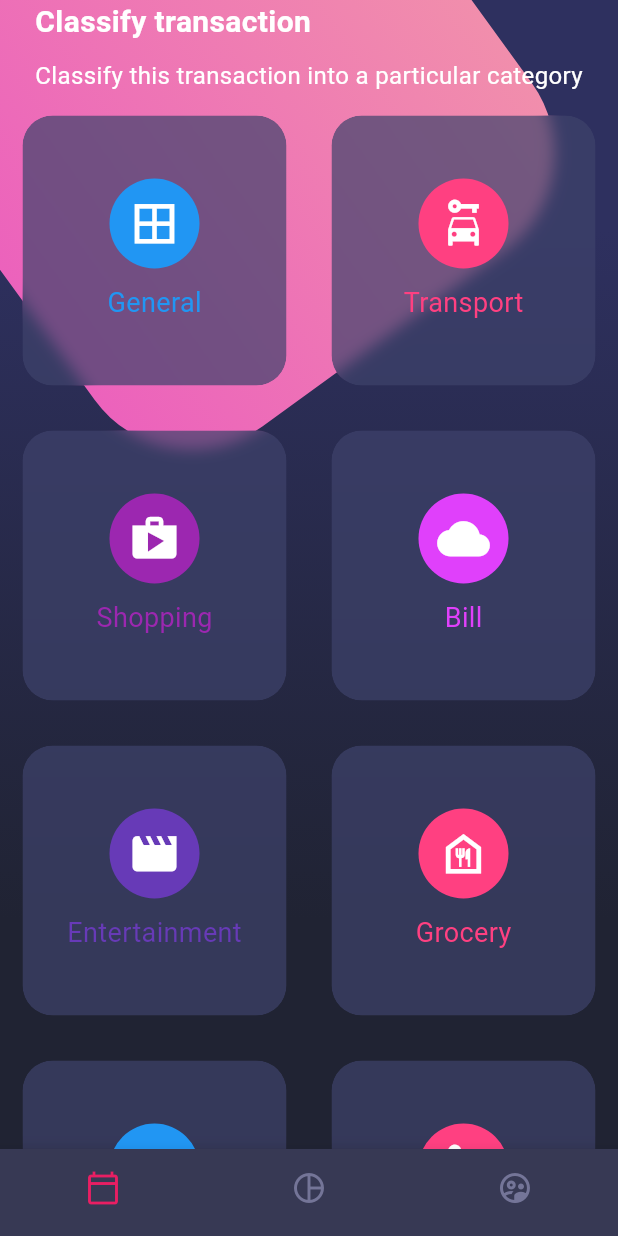
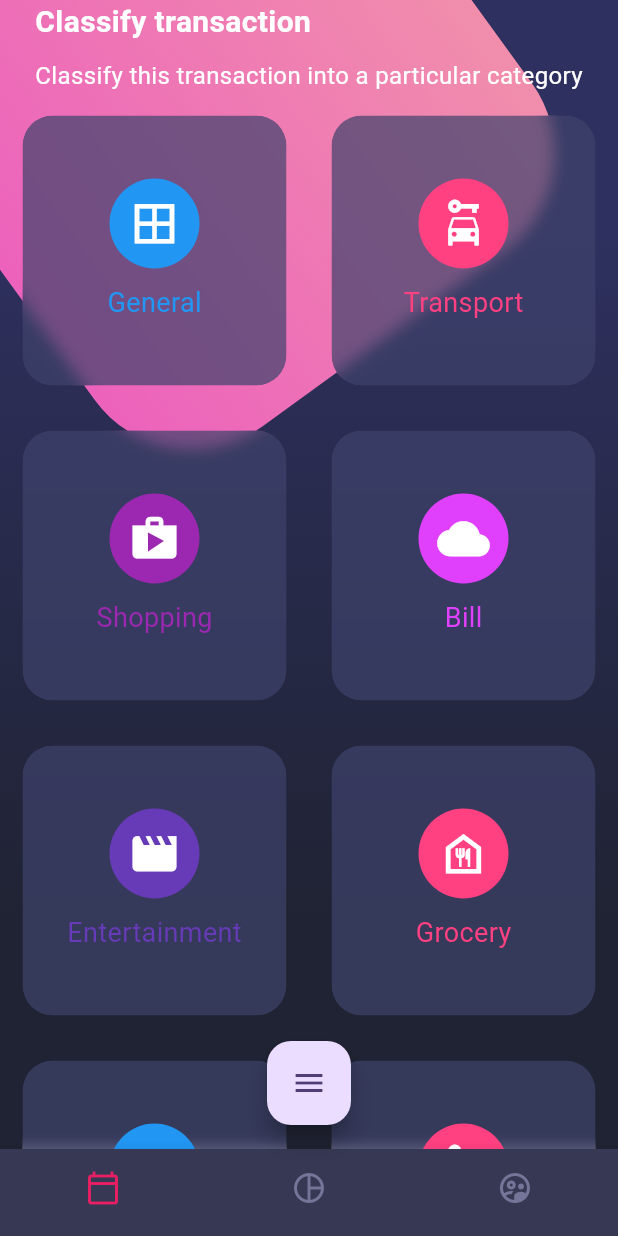
Before and after one commit to JD-ESPITIA/fl-designs, a Flutter app: the screen it shows after launch, on a phone screen of 412 x 824 dp. Run offline on Flutter 3.47's test engine with Material 3 defaults, Android fonts, the phone set to English and light mode, and no system bars; our stand-ins replace font_awesome_flutter, go_router.

Commit message:
adv in add theme and router map for menu

```diff
--- /dev/null
+++ b/devtools_options.yaml
@@ -0,0 +1 @@
+extensions:
--- /dev/null
+++ b/lib/config/theme/app_theme.dart
@@ -0,0 +1,13 @@
+import 'package:flutter/material.dart';
+
+class AppTheme {
+  get seedColor => Colors.deepPurple;
+
+  ThemeData getTheme(){
+    return ThemeData(
+      useMaterial3: true,
+      colorSchemeSeed: seedColor,
+      listTileTheme: const ListTileThemeData(iconColor: Colors.deepPurple)
+    );
+  }
+}
--- a/lib/main.dart
+++ b/lib/main.dart
@@ -1,7 +1,8 @@
 import 'package:flutter/material.dart';
 import 'package:flutter/services.dart';
 import 'package:flutter_app_design/config/router/app_router.dart';
-
+import 'package:flutter_app_design/config/theme/app_theme.dart';
+import 'package:provider/provider.dart';
 
 void main() => runApp(MyApp());
 
@@ -14,7 +15,7 @@ class MyApp extends StatelessWidget {
     return MaterialApp.router(
       debugShowCheckedModeBanner: false,
       title: 'Material App',
-      theme: ThemeData.dark(),
+      theme: AppTheme().getTheme(),
       routerConfig: appRouter,
       // initialRoute: 'home_screen',
       // routes: {
--- a/pubspec.yaml
+++ b/pubspec.yaml
@@ -11,6 +11,8 @@ dependencies:
     sdk: flutter
   cupertino_icons: ^1.0.2
   go_router: ^13.2.0
+  provider: ^6.1.2
+  font_awesome_flutter: ^10.7.0
 
 dev_dependencies:
   flutter_test:
```
Also changed, not shown: lib/config/router/app_router.dart (+27 -0 lines), lib/screens/home_screen.dart (+125 -5 lines), pubspec.lock.
